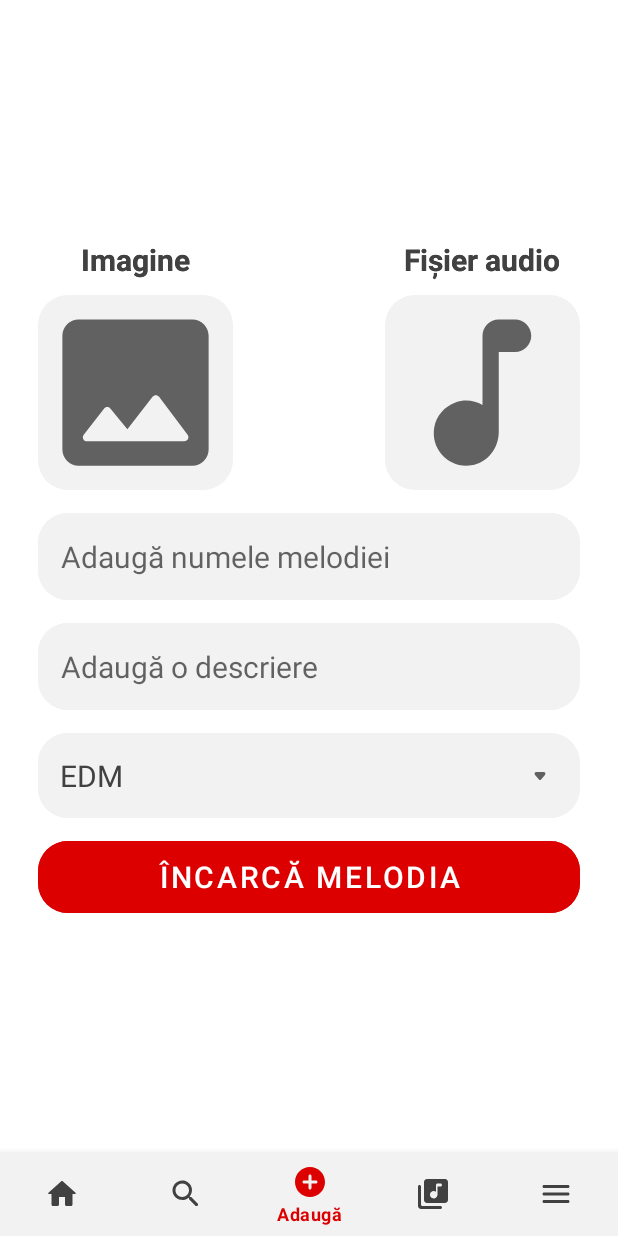
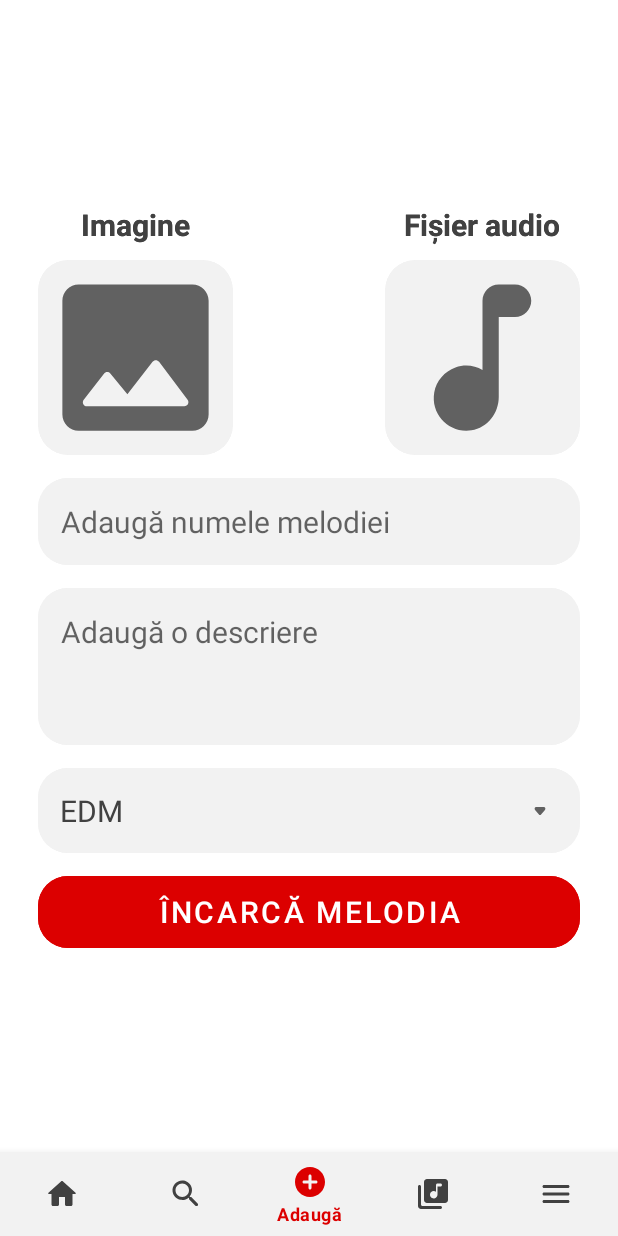
Before and after one commit to MadalinDolca/Licenta, an Android app: the fragment AdaugaFragment placed in its activity, item 3 of the bottom bar chosen, on a phone screen of 412 x 824 dp. Run offline under Robolectric (Android 15) with nearby library versions, the phone set to English and light mode, and no system bars; our stand-ins replace Firebase (no records; nobody signed in at launch, a user with empty details on screens opened directly); libraries missing offline, so code that uses them is left out: androidx.palette.graphics; pictures from the network do not load; 1 statement that could not run was skipped.

Commit message:
Update fragment_adauga.xml

```diff
--- a/app/src/main/res/layout/fragment_adauga.xml
+++ b/app/src/main/res/layout/fragment_adauga.xml
@@ -125,9 +125,14 @@
             android:layout_marginVertical="15dp"
             android:background="@drawable/background_rotunjit"
             android:backgroundTint="@color/fundal_alt"
+            android:gravity="top|start"
             android:hint="Adaugă o descriere"
-            android:inputType="text"
+            android:inputType="textMultiLine"
+            android:lines="8"
+            android:maxLines="10"
+            android:minLines="3"
             android:padding="15dp"
+            android:scrollbars="vertical"
             android:textColor="@color/text"
             android:textSize="@dimen/text_standard" />
 
```
